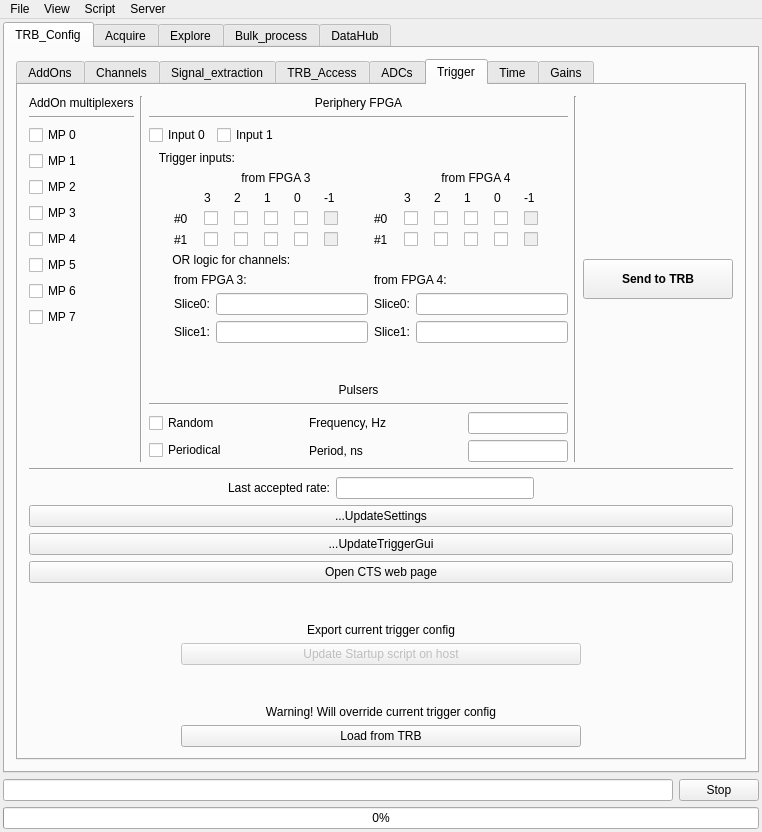
The window that GUI/mainwindow.ui (andrmor/TRB3reader) describes before a commit, drawn with Qt 5.
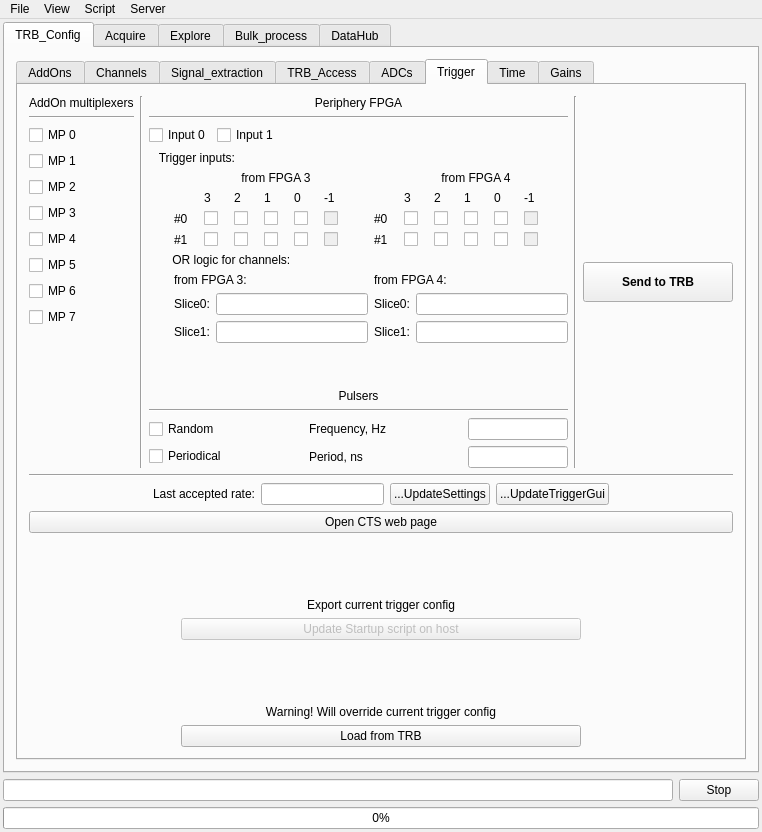
The same window after the commit. The open tabs and pages were chosen to show the change.

What changed in the file:
```diff
--- a/GUI/mainwindow.ui
+++ b/GUI/mainwindow.ui
@@ -3020,6 +3020,20 @@
                 </property>
                </widget>
               </item>
+              <item>
+               <widget class="QPushButton" name="pbUpdateTriggerSettings">
+                <property name="text">
+                 <string>...UpdateSettings</string>
+                </property>
+               </widget>
+              </item>
+              <item>
+               <widget class="QPushButton" name="pbUpdateTriggerGui">
+                <property name="text">
+                 <string>...UpdateTriggerGui</string>
+                </property>
+               </widget>
+              </item>
               <item>
                <spacer name="horizontalSpacer_18">
                 <property name="orientation">
@@ -3035,20 +3049,6 @@
               </item>
              </layout>
             </item>
-            <item>
-             <widget class="QPushButton" name="pbUpdateTriggerSettings">
-              <property name="text">
-               <string>...UpdateSettings</string>
-              </property>
-             </widget>
-            </item>
-            <item>
-             <widget class="QPushButton" name="pbUpdateTriggerGui">
-              <property name="text">
-               <string>...UpdateTriggerGui</string>
-              </property>
-             </widget>
-            </item>
             <item>
              <widget class="QPushButton" name="pbOpenCtsWebPage">
               <property name="text">
```
Left out of the diff: 116 changed lines with no effect on the pictures.
